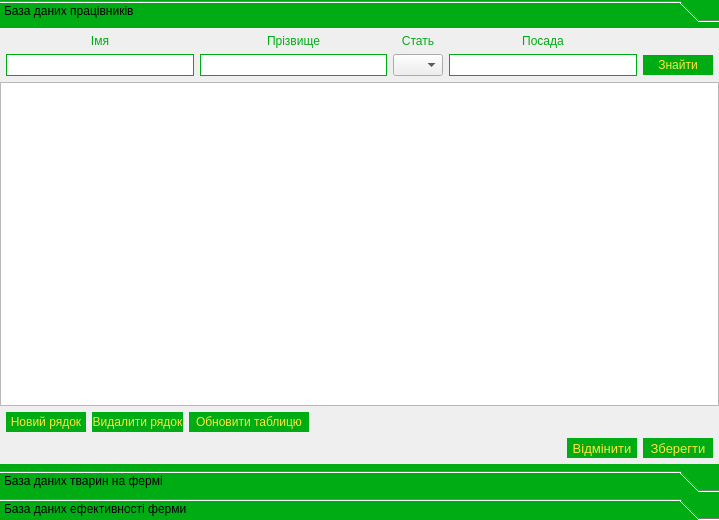
Old version of the form Automated_accounting_system_for_livestock_farms/show_database.ui in the repository Odavinh/star-qt.
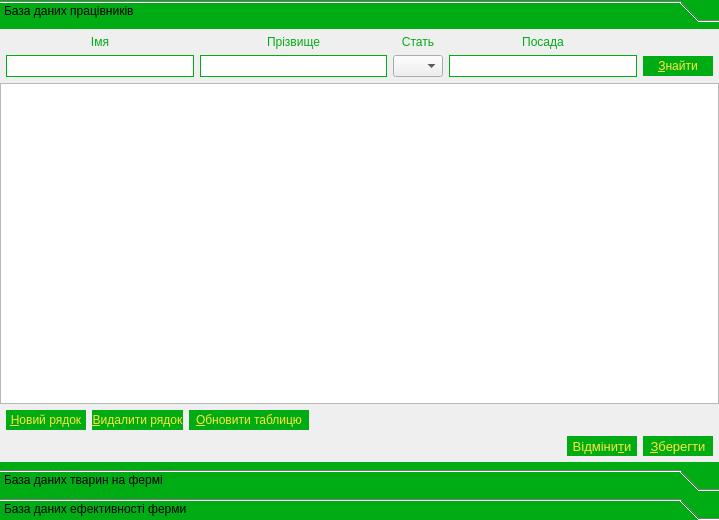
New version of the form.

Patch:
```diff
--- a/Automated_accounting_system_for_livestock_farms/show_database.ui
+++ b/Automated_accounting_system_for_livestock_farms/show_database.ui
@@ -46,25 +46,58 @@
 border:0px solid #FFFFFF;
 }</string>
      </property>
+     <property name="frameShape">
+      <enum>QFrame::NoFrame</enum>
+     </property>
+     <property name="frameShadow">
+      <enum>QFrame::Plain</enum>
+     </property>
      <property name="lineWidth">
-      <number>1</number>
+      <number>0</number>
+     </property>
+     <property name="midLineWidth">
+      <number>0</number>
      </property>
      <property name="currentIndex">
       <number>0</number>
      </property>
+     <property name="tabSpacing">
+      <number>7</number>
+     </property>
      <widget class="QWidget" name="Emploee">
       <property name="geometry">
        <rect>
         <x>0</x>
         <y>0</y>
         <width>719</width>
-        <height>439</height>
+        <height>436</height>
        </rect>
       </property>
+      <property name="styleSheet">
+       <string notr="true">QToolBox{
+background:#00AC14;
+color:#FFE53E;
+border:0px solid #FFFFFF;
+
+}
+QToolBox:hover{
+background:#2DBE3B;
+color:#FFE53E;
+border:0px solid #FFFFFF;
+}
+QToolBox:pressed{
+background:qlineargradient(spread:reflect, x1:0.433, y1:0, x2:0.438494, y2:0.500227, stop:0 rgba(255, 255, 255, 255), stop:0.365169 rgba(49, 196, 64, 255));
+color:#FFE53E;
+border:0px solid #FFFFFF;
+}</string>
+      </property>
       <attribute name="label">
        <string>База даних працівників</string>
       </attribute>
       <layout class="QGridLayout" name="gridLayout_2">
+       <property name="sizeConstraint">
+        <enum>QLayout::SetDefaultConstraint</enum>
+       </property>
        <property name="leftMargin">
         <number>0</number>
        </property>
@@ -109,7 +142,7 @@
 }</string>
            </property>
            <property name="text">
-            <string>Новий рядок</string>
+            <string>&amp;Новий рядок</string>
            </property>
            <property name="autoDefault">
             <bool>false</bool>
@@ -143,7 +176,7 @@
 }</string>
            </property>
            <property name="text">
-            <string>Видалити рядок</string>
+            <string>&amp;Видалити рядок</string>
            </property>
            <property name="autoDefault">
             <bool>false</bool>
@@ -177,7 +210,7 @@
 }</string>
            </property>
            <property name="text">
-            <string>Обновити таблицю</string>
+            <string>&amp;Обновити таблицю</string>
            </property>
            <property name="autoDefault">
             <bool>false</bool>
@@ -255,7 +288,7 @@
 }</string>
            </property>
            <property name="text">
-            <string>Відмінити</string>
+            <string>Відміни&amp;ти</string>
            </property>
           </widget>
          </item>
@@ -291,7 +324,7 @@
 }</string>
            </property>
            <property name="text">
-            <string>Зберегти</string>
+            <string>&amp;Зберегти</string>
            </property>
            <property name="autoDefault">
             <bool>false</bool>
@@ -389,7 +422,7 @@
 }</string>
            </property>
            <property name="text">
-            <string>Знайти</string>
+            <string>&amp;Знайти</string>
            </property>
            <property name="default">
             <bool>true</bool>
```
Left out of the diff: 70 changed lines with no effect on the pictures.
